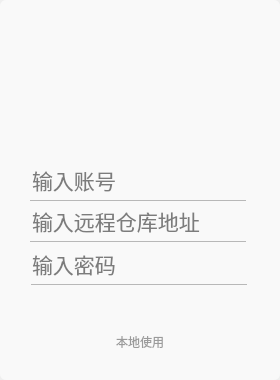
Above: views/loginwidget.ui from Gitnoter/Gitnoter before the change. Below: the same form after it.
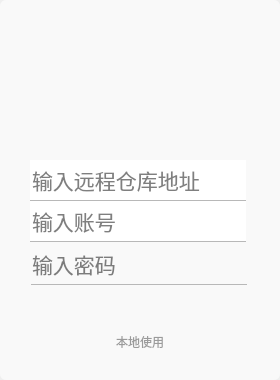
That is the form after the change. Icons and pictures are not drawn.

The edit to the form file:
```diff
--- a/views/loginwidget.ui
+++ b/views/loginwidget.ui
@@ -95,7 +95,7 @@
         <enum>QLayout::SetDefaultConstraint</enum>
        </property>
        <item>
-        <widget class="QLineEdit" name="lineEdit_username">
+        <widget class="QLineEdit" name="lineEdit_repoUrl">
          <property name="minimumSize">
           <size>
            <width>216</width>
@@ -123,7 +123,7 @@
           <bool>false</bool>
          </property>
          <property name="placeholderText">
-          <string>输入账号</string>
+          <string>输入远程仓库地址</string>
          </property>
         </widget>
        </item>
@@ -202,7 +202,7 @@
         <enum>QLayout::SetDefaultConstraint</enum>
        </property>
        <item>
-        <widget class="QLineEdit" name="lineEdit_repoUrl">
+        <widget class="QLineEdit" name="lineEdit_username">
          <property name="minimumSize">
           <size>
            <width>216</width>
@@ -230,7 +230,7 @@
           <bool>false</bool>
          </property>
          <property name="placeholderText">
-          <string>输入远程仓库地址</string>
+          <string>输入账号</string>
          </property>
          <property name="cursorMoveStyle">
           <enum>Qt::LogicalMoveStyle</enum>
```
